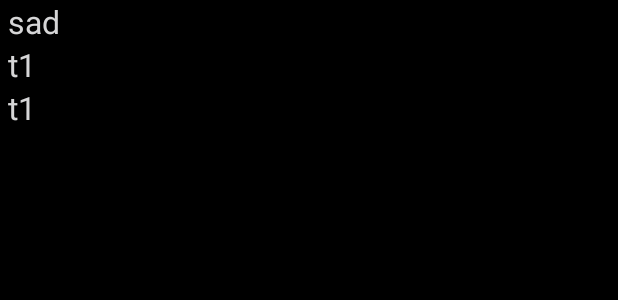
After one commit to wu1274704958/pkg_laya, an Android app: the layout memory.xml on its own in the app's theme, with its tools: preview values and no code run, on a phone screen of 412 x 824 dp. The commit adds this screen. Shown: the top 300 px of the screen. Run offline under Robolectric (Android 15) with nearby library versions, the phone set to English and light mode, and no system bars.

```diff
--- /dev/null
+++ b/app/src/main/res/layout/memory.xml
@@ -0,0 +1,36 @@
+<?xml version="1.0" encoding="utf-8"?>
+<LinearLayout xmlns:android="http://schemas.android.com/apk/res/android"
+    android:orientation="vertical"
+    android:layout_width="wrap_content"
+    android:layout_height="wrap_content"
+    android:background="@color/half_transparent"
+    >
+
+    <TextView
+        android:id="@+id/mem_t1"
+        android:layout_marginHorizontal="5dp"
+        android:layout_width="wrap_content"
+        android:layout_height="wrap_content"
+        android:text="sad"
+        android:textColor="@color/white"
+        android:textSize="21sp"
+        />
+    <TextView
+        android:id="@+id/mem_t2"
+        android:layout_marginHorizontal="5dp"
+        android:layout_width="wrap_content"
+        android:layout_height="wrap_content"
+        android:text="t1"
+        android:textColor="@color/white"
+        android:textSize="21sp"
+        />
+    <TextView
+        android:id="@+id/mem_t3"
+        android:layout_marginHorizontal="5dp"
+        android:layout_width="wrap_content"
+        android:layout_height="wrap_content"
+        android:text="t1"
+        android:textColor="@color/white"
+        android:textSize="21sp"
+        />
+</LinearLayout>
--- a/app/src/main/res/values/colors.xml
+++ b/app/src/main/res/values/colors.xml
@@ -3,4 +3,5 @@
     <color name="colorPrimary">#008577</color>
     <color name="colorPrimaryDark">#00574B</color>
     <color name="colorAccent">#D81B60</color>
+    <color name="half_transparent">#55000000</color>
 </resources>
```
Also changed, not shown: app/src/main/java/com/huolong/hf/MainActivity.java (+138 -7 lines).
